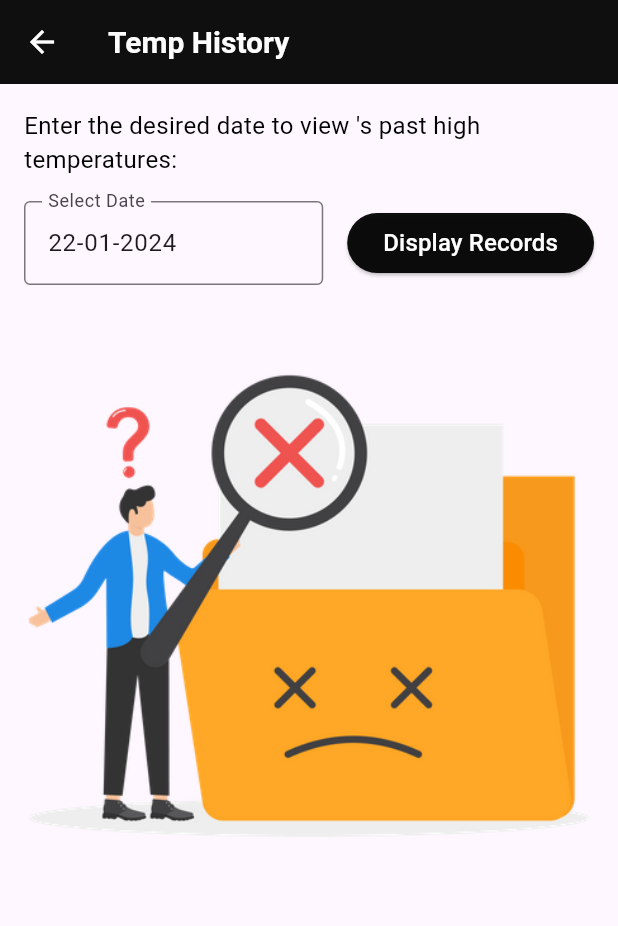
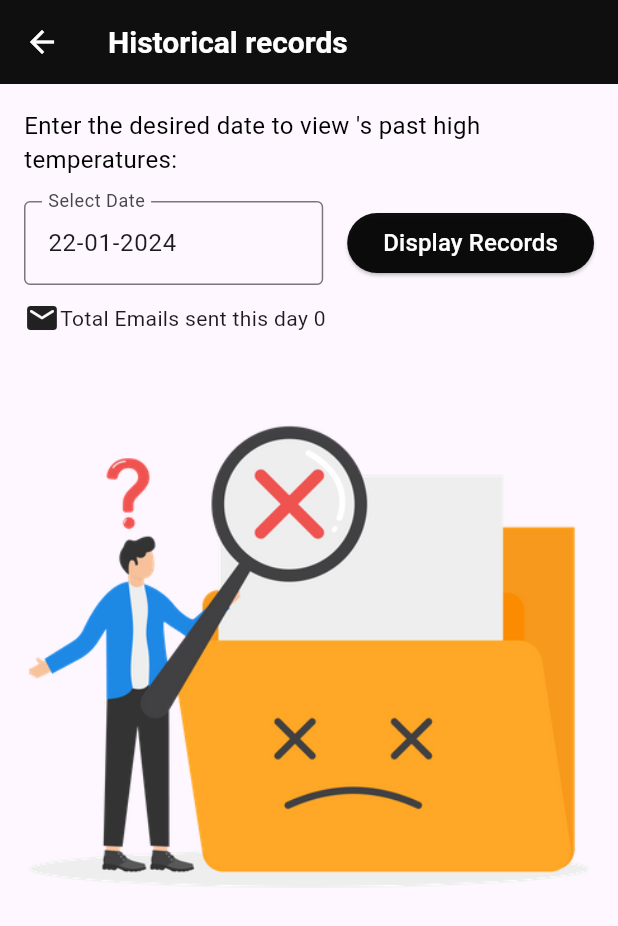
Before and after one commit to TempTracker/TempTrackerApp, a Flutter app: the ChildTempListScreen screen opened by its route, after a tap on "Display Records", on a phone screen of 412 x 824 dp. Shown: the top 926 px of the screen. Run offline on Flutter 3.47's test engine with Material 3 defaults, Android fonts, the phone set to English and light mode, and no system bars; our stand-ins replace cloud_firestore, curved_navigation_bar, firebase_auth, firebase_core, firebase_database, flutter_local_notifications and 2 more; missing offline and left inert: flutter_background_service; accounts and stored records are empty.

Commit message:
modification on 22-1-2024

```diff
--- a/lib/controller/childrenList_controller.dart
+++ b/lib/controller/childrenList_controller.dart
@@ -1,8 +1,6 @@
 
 
 import 'package:get/get.dart';
-import 'package:shared_preferences/shared_preferences.dart';
-
 class ChildrenListController extends GetxController {
 String? uId = Get.arguments;
 }
--- a/lib/controller/forgetPassword_controller.dart
+++ b/lib/controller/forgetPassword_controller.dart
@@ -11,6 +11,7 @@ class ForgetPasswordController extends GetxController {
     Future<void> resetPassword() async{
       if(emailC.text.isNotEmpty){
         try{
+
           auth.sendPasswordResetEmail(email: emailC.text);
           CustomToast.successToast("Please Check your Email to reset password");
 
@@ -18,7 +19,7 @@ class ForgetPasswordController extends GetxController {
           CustomToast.errorToast("something went wrong ");
         }
       }else{
-                  CustomToast.errorToast("Please fill the email field ");
+         CustomToast.errorToast("Please fill the email field ");
 
       }
     }
--- a/lib/controller/login_controller.dart
+++ b/lib/controller/login_controller.dart
@@ -93,8 +93,4 @@ Future<void> login() async {
     });
   }
 
-
-
-
-
 }
--- a/lib/controller/temp_controller.dart
+++ b/lib/controller/temp_controller.dart
@@ -1,5 +1,4 @@
 import 'dart:async';
-
 import 'package:cloud_firestore/cloud_firestore.dart';
 import 'package:firebase_database/firebase_database.dart';
 import 'package:get/get.dart';
@@ -9,8 +8,6 @@ class TempController extends GetxController {
   DatabaseReference databaseReference = FirebaseDatabase.instance.reference();
 
     var childID = Get.arguments;
-
-
   var childrenTemps = <Map<String, dynamic>>[].obs;
 
      @override
@@ -18,7 +15,10 @@ class TempController extends GetxController {
     super.onInit();
 fetchChildrenTemps();
 fetchChildrenData() ;
+getEmailsNumFromFirestore();
   }
+
+ var emailsCount = 0.obs;
   var name = ''.obs;
   Rx<DateTime> selectedDate = DateTime.now().obs;
 
@@ -60,7 +60,7 @@ Future<void> fetchChildrenTemps() async {
           childDocument.reference.collection(formattedDate);
 
       // Get all documents within the date subcollection
-      QuerySnapshot dateQuery = await dateCollection.get();
+      QuerySnapshot dateQuery = await dateCollection.orderBy('time', descending: true).get();
 
       // Check if documents are found
       if (dateQuery.docs.isNotEmpty) {
@@ -91,4 +91,35 @@ Future<void> fetchChildrenTemps() async {
 
 }
 
+
+
+Future<int?> getEmailsNumFromFirestore() async {
+  CollectionReference sentByEmailCollection = FirebaseFirestore.instance.collection('SentbyEmail');
+
+  try {
+  String formattedDate =  DateFormat('dd-MM-yyyy').format(selectedDate.value);
+    DocumentReference documentReference = sentByEmailCollection.doc(childID);
+    CollectionReference dateSubcollection = documentReference.collection(formattedDate);
+    DocumentSnapshot documentSnapshot = await dateSubcollection.doc('data').get();
+    if (documentSnapshot.exists) {
+      Map<String, dynamic>? data = documentSnapshot.data() as Map<String, dynamic>?;
+
+      if (data != null && data.containsKey('emailsNum')) {
+       emailsCount.value = data['emailsNum'];
+       update();
+      }else{
+         emailsCount = 0.obs;
+          update();
+      }
+       print("the emails are ${emailsCount.value}");
+    }else{
+         emailsCount = 0.obs;
+      }
+     print("the emails are ${emailsCount.value}");
+    return null;
+  } catch (e) {
+    print('Error retrieving data from Firestore: $e');
+    return null;
+  }
 }
+}
--- a/lib/controller/userInfo_controller.dart
+++ b/lib/controller/userInfo_controller.dart
@@ -24,7 +24,6 @@ class UserInfoController extends GetxController {
 
     TextEditingController emailC = TextEditingController();
 
-  TextEditingController passC = TextEditingController();
 
  var isLoading = false.obs;
 
@@ -44,6 +43,8 @@ class UserInfoController extends GetxController {
   _prefs.setString('phone', phoneC.text);
   _prefs.setString('email', emailC.text);
 }
+
+
 Future<void> updateUser() async {
 
     if (nameC.text.isNotEmpty && phoneC.text.isNotEmpty) {
@@ -60,6 +61,7 @@ Future<void> updateUser() async {
         String uid = auth.currentUser!.uid;
 
         await firestore.collection("user").doc(uid).update(data);
+
         CustomToast.successToast("Updated user successfully");
                  isLoading = false.obs;
 _updateUserlocalInfo();
@@ -68,7 +70,7 @@ _updateUserlocalInfo();
         CustomToast.errorToast('Error');
                          isLoading = false.obs;
 
-      } finally {}
+      }
     } else {
       CustomToast.errorToast('You need to fill all fields');
                                isLoading = false.obs;
--- a/lib/routes/app_pages.dart
+++ b/lib/routes/app_pages.dart
@@ -65,7 +65,7 @@ class AppPages {
 
       GetPage(
       name: _Paths.CHILDTEMPLIST,
-      page: () =>  const ChildTempListScreen(),
+      page: () =>   ChildTempListScreen(),
     ),
 
 
--- a/lib/style/images.dart
+++ b/lib/style/images.dart
@@ -5,5 +5,5 @@ class Images {
          static const String applogo = 'assets/img/logo.png';
 static const String logo_rm_bg = 'assets/img/logo.png';
 static const logo = 'assets/img/logo.png';
-
+  static const notFound = 'assets/img/not_found.png';
 }
--- a/lib/view/childTempList_screen.dart
+++ b/lib/view/childTempList_screen.dart
@@ -7,14 +7,15 @@ import 'package:temp_tracker/style/fonts.dart';
 import 'package:temp_tracker/style/images.dart';
 
 class ChildTempListScreen extends GetView<TempController> {
-  const ChildTempListScreen({Key? key}) : super(key: key);
 
   @override
   Widget build(BuildContext context) {
+    var counter = controller.emailsCount.obs;
+
     return Scaffold(
       appBar: AppBar(
         title: Text(
-          'Temp History',
+          'Historical records',
           style: robotoHugeWhite,
         ),
         backgroundColor: AppColor.primaryColor,
@@ -28,6 +29,7 @@ class ChildTempListScreen extends GetView<TempController> {
         child: Column(
           crossAxisAlignment: CrossAxisAlignment.start,
           children: [
+
             Obx(
               () => Text(
                 "Enter the desired date to view ${controller.name}'s past high temperatures:",
@@ -64,8 +66,10 @@ class ChildTempListScreen extends GetView<TempController> {
                     ),
                     const SizedBox(width: 16),
                     ElevatedButton(
-                      onPressed: () {
-                        controller.fetchChildrenTemps();
+                      onPressed: () async{
+                      await  controller.fetchChildrenTemps();
+                       await controller.getEmailsNumFromFirestore();
+                        counter.value = controller.emailsCount;
                       },
                       style: ElevatedButton.styleFrom(
                         backgroundColor: AppColor.primaryColor,
@@ -79,6 +83,16 @@ class ChildTempListScreen extends GetView<TempController> {
                 );
               },
             ),
+            const SizedBox(height: 10),
+          Obx(() {
+  return Row(
+    children: [
+      Icon(Icons.email_rounded),
+      Text("Total Emails sent this day ${counter}"),
+    ],
+  );
+}),
+
             const SizedBox(height: 24),
          Obx(() {
              if (controller.childrenTemps.isEmpty) {
--- a/lib/view/childrenList_screen.dart
+++ b/lib/view/childrenList_screen.dart
@@ -23,7 +23,8 @@ class ChildrenListScreen extends GetView<ChildrenListController> {
           color: Colors.white,
         ),
       ),
-      body: SingleChildScrollView(
+      body: Center(
+        child: SingleChildScrollView(
               physics: const BouncingScrollPhysics(),
               child: Column(
                 children: [
@@ -132,6 +133,7 @@ class ChildrenListScreen extends GetView<ChildrenListController> {
                 ],
               ),
             ),
+      ),
 
 
       floatingActionButton: FloatingActionButton(
--- a/lib/view/home_screen.dart
+++ b/lib/view/home_screen.dart
@@ -37,7 +37,7 @@ Widget build(BuildContext context) {
           child: Obx(() {
             if (_selectedIndex.value == 1) {
               // Check if the selected index is equal to ChildrenList2Screen
-              return Text('History', style: robotoHugeWhite);
+              return Text('Historical Records', style: robotoHugeWhite);
             } else {
               return Text('Welcome ${controller.username}', style: robotoHugeWhite);
             }
```
Also changed, not shown: lib/controller/addChildren_controller.dart (+25 -13 lines), lib/controller/alerts_controller.dart (+94 -13 lines), lib/controller/home_controller.dart (+5 -4 lines), lib/main.dart (+101 -23 lines), lib/view/alertsPage_screen.dart (+19 -14 lines), lib/view/tempPage_screen.dart (+5 -5 lines), assets/img/not_found.png (added), lib/controller/createAccount_controller.dart (line endings or trailing spaces). Lines whose indentation alone changed are shown as unchanged.
